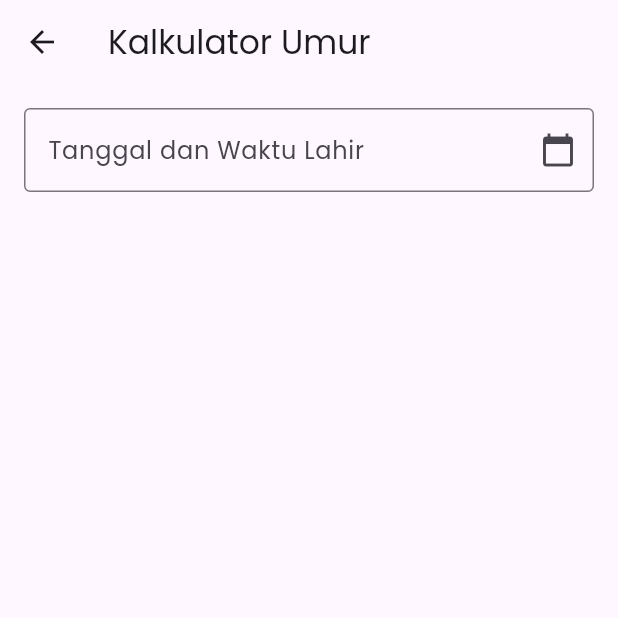
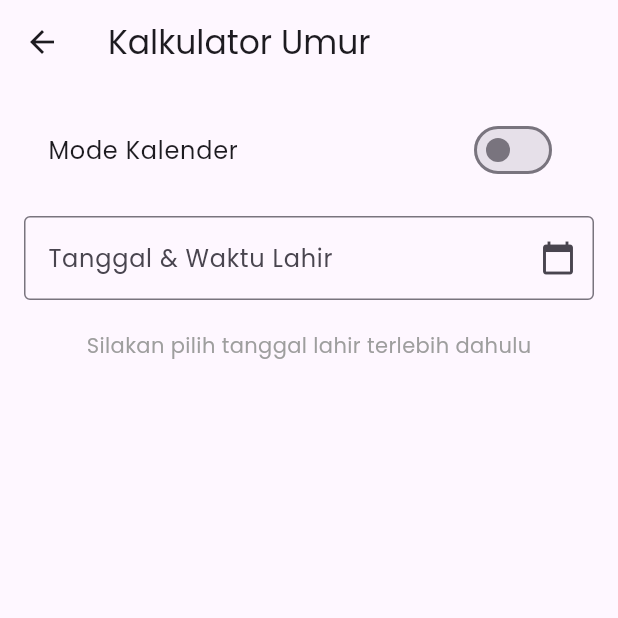
Before and after one commit to gogopowercoding/TeknoMobile_086_092_097_108, a Flutter app: the AgeCalculatorPage screen opened directly, on a phone screen of 412 x 824 dp, the top half of it. Run offline on Flutter 3.47's test engine with Material 3 defaults, Android fonts, the phone set to English and light mode, and no system bars; our stand-ins replace decimal, google_fonts.

Commit message:
update pada usia

```diff
--- a/lib/screen/age_calculator_page.dart
+++ b/lib/screen/age_calculator_page.dart
@@ -1,3 +1,4 @@
+import 'dart:async';
 import 'package:flutter/material.dart';
 
 class AgeCalculatorPage extends StatefulWidget {
@@ -12,6 +13,63 @@ class _AgeCalculatorPageState extends State<AgeCalculatorPage> {
   String ageResult = '';
   final TextEditingController _dateTimeController = TextEditingController();
 
+  Timer? _timer;
+
+  final Map<String, int> _timezones = {
+    'UTC-12': -720,
+    'UTC-11': -660,
+    'UTC-10': -600,
+    'UTC-9': -540,
+    'UTC-8': -480,
+    'UTC-7': -420,
+    'UTC-6': -360,
+    'UTC-5': -300,
+    'UTC-4': -240,
+    'UTC-3': -180,
+    'UTC-2': -120,
+    'UTC-1': -60,
+    'UTC+0': 0,
+    'UTC+1': 60,
+    'UTC+2': 120,
+    'UTC+3': 180,
+    'UTC+4': 240,
+    'UTC+5': 300,
+    'UTC+6': 360,
+    'UTC+7': 420,
+    'UTC+8': 480,
+    'UTC+9': 540,
+    'UTC+10': 600,
+    'UTC+11': 660,
+    'UTC+12': 720,
+    'UTC+13': 780,
+    'UTC+14': 840,
+  };
+
+  late String _selectedTimeZone;
+  late String _selectedBirthTimeZone;
+
+  bool isAbsoluteMode = false;
+
+  @override
+  void initState() {
+    super.initState();
+
+    final localTz = _getLocalTimezone();
+    _selectedTimeZone = localTz;
+    _selectedBirthTimeZone = localTz;
+
+    _timer = Timer.periodic(const Duration(seconds: 1), (timer) {
+      if (selectedDateTime != null) {
+        _calculateAge();
+      }
+    });
+  }
+
+  String _getLocalTimezone() {
+    final offset = DateTime.now().timeZoneOffset.inHours;
+    return 'UTC${offset >= 0 ? '+' : ''}$offset';
+  }
+
   Future<void> _selectDateTime(BuildContext context) async {
     final DateTime? pickedDate = await showDatePicker(
       context: context,
@@ -19,13 +77,13 @@ class _AgeCalculatorPageState extends State<AgeCalculatorPage> {
       firstDate: DateTime(1900),
       lastDate: DateTime.now(),
     );
+
     if (pickedDate != null) {
       final TimeOfDay? pickedTime = await showTimePicker(
         context: context,
-        initialTime: selectedDateTime != null
-            ? TimeOfDay.fromDateTime(selectedDateTime!)
-            : TimeOfDay.now(),
+        initialTime: TimeOfDay.now(),
       );
+
       if (pickedTime != null) {
         final DateTime pickedDateTime = DateTime(
           pickedDate.year,
@@ -34,6 +92,7 @@ class _AgeCalculatorPageState extends State<AgeCalculatorPage> {
           pickedTime.hour,
           pickedTime.minute,
         );
+
         setState(() {
           selectedDateTime = pickedDateTime;
           _dateTimeController.text =
@@ -44,26 +103,70 @@ class _AgeCalculatorPageState extends State<AgeCalculatorPage> {
     }
   }
 
+  // 🔥 UMUR KALENDER
+  String _calculateCalendarAge(DateTime birth, DateTime now) {
+    int years = now.year - birth.year;
+    int months = now.month - birth.month;
+    int days = now.day - birth.day;
+
+    if (days < 0) {
+      months--;
+      final prevMonth = DateTime(now.year, now.month, 0);
+      days += prevMonth.day;
+    }
+
+    if (months < 0) {
+      years--;
+      months += 12;
+    }
+
+    Duration diff = now.difference(birth);
+    int hours = diff.inHours % 24;
+    int minutes = diff.inMinutes % 60;
+    int seconds = diff.inSeconds % 60;
+
+    return '$years tahun, $months bulan, $days hari\n'
+        '$hours jam, $minutes menit, $seconds detik';
+  }
+
+  // 🔥 UMUR ABSOLUT
+  String _calculateAbsoluteAge(DateTime birth) {
+    final birthOffset =
+        Duration(minutes: _timezones[_selectedBirthTimeZone] ?? 0);
+    final nowOffset =
+        Duration(minutes: _timezones[_selectedTimeZone] ?? 0);
+
+    final birthUtc = birth.subtract(birthOffset);
+    final nowUtc = DateTime.now().toUtc();
+    final nowInZone = nowUtc.add(nowOffset);
+
+    Duration diff = nowInZone.difference(birthUtc);
+
+    return '''
+${diff.inDays} hari
+${diff.inHours} jam
+${diff.inMinutes} menit
+${diff.inSeconds} detik
+''';
+  }
+
   void _calculateAge() {
     if (selectedDateTime == null) return;
 
-    DateTime now = DateTime.now();
-    Duration difference = now.difference(selectedDateTime!);
-
-    int years = difference.inDays ~/ 365;
-    int months = (difference.inDays % 365) ~/ 30;
-    int days = (difference.inDays % 365) % 30;
-    int hours = difference.inHours % 24;
-    int minutes = difference.inMinutes % 60;
-    int seconds = difference.inSeconds % 60;
+    final now = DateTime.now();
 
     setState(() {
-      ageResult = '$years tahun, $months bulan, $days hari, $hours jam, $minutes menit, $seconds detik';
+      if (isAbsoluteMode) {
+        ageResult = _calculateAbsoluteAge(selectedDateTime!);
+      } else {
+        ageResult = _calculateCalendarAge(selectedDateTime!, now);
+      }
     });
   }
 
   @override
   void dispose() {
+    _timer?.cancel();
     _dateTimeController.dispose();
     super.dispose();
   }
@@ -75,26 +178,118 @@ class _AgeCalculatorPageState extends State<AgeCalculatorPage> {
         title: const Text('Kalkulator Umur'),
       ),
       body: Padding(
-        padding: const EdgeInsets.all(16.0),
+        padding: const EdgeInsets.all(16),
         child: Column(
           children: [
+            SwitchListTile(
+              title: Text(
+                isAbsoluteMode
+                    ? 'Mode Absolut (UTC)'
+                    : 'Mode Kalender',
+              ),
+              value: isAbsoluteMode,
+              onChanged: (value) {
+                setState(() {
+                  isAbsoluteMode = value;
+                  _calculateAge();
+                });
+              },
+            ),
+
+            const SizedBox(height: 16),
+
+            if (isAbsoluteMode) ...[
+              Row(
+                children: [
+                  const Text('Timezone Lahir:'),
+                  const SizedBox(width: 10),
+                  Expanded(
+                    child: DropdownButtonFormField<String>(
+                      initialValue: _selectedBirthTimeZone,
+                      items: _timezones.keys
+                          .map((tz) => DropdownMenuItem(
+                                value: tz,
+                                child: Text(tz),
+                              ))
+                          .toList(),
+                      onChanged: (value) {
+                        _selectedBirthTimeZone = value!;
+                        _calculateAge();
+                      },
+                    ),
+                  ),
+                ],
+              ),
+              const SizedBox(height: 10),
+              Row(
+                children: [
+                  const Text('Timezone Sekarang:'),
+                  const SizedBox(width: 10),
+                  Expanded(
+                    child: DropdownButtonFormField<String>(
+                      initialValue: _selectedTimeZone,
+                      items: _timezones.keys
+                          .map((tz) => DropdownMenuItem(
+                                value: tz,
+                                child: Text(tz),
+                              ))
+                          .toList(),
+                      onChanged: (value) {
+                        _selectedTimeZone = value!;
+                        _calculateAge();
+                      },
+                    ),
+                  ),
+                ],
+              ),
+              const SizedBox(height: 16),
+            ],
+
             TextFormField(
               controller: _dateTimeController,
               readOnly: true,
               decoration: const InputDecoration(
-                labelText: 'Tanggal dan Waktu Lahir',
-                hintText: 'Pilih tanggal dan waktu lahir',
+                labelText: 'Tanggal & Waktu Lahir',
                 border: OutlineInputBorder(),
                 suffixIcon: Icon(Icons.calendar_today),
               ),
               onTap: () => _selectDateTime(context),
             ),
+
             const SizedBox(height: 20),
+
+            if (selectedDateTime == null)
+              const Text(
+                'Silakan pilih tanggal lahir terlebih dahulu',
+                style: TextStyle(color: Colors.grey),
+              ),
+
             if (ageResult.isNotEmpty)
-              Text(
-                'Umur Anda: $ageResult',
-                style: const TextStyle(fontSize: 16),
-                textAlign: TextAlign.center,
+              Card(
+                elevation: 4,
+                shape: RoundedRectangleBorder(
+                  borderRadius: BorderRadius.circular(12),
+                ),
+                child: Padding(
+                  padding: const EdgeInsets.all(16),
+                  child: Column(
+                    children: [
+                      const Text(
+                        'Umur Anda',
+                        style: TextStyle(
+                          fontSize: 18,
+                          fontWeight: FontWeight.bold,
+                        ),
+                      ),
+                      const SizedBox(height: 10),
+                      Text(
+                        ageResult,
+                        style: const TextStyle(fontSize: 16),
+                        textAlign: TextAlign.center,
+                      ),
+                    ],
+                  ),
+                ),
               ),
           ],
         ),
```
